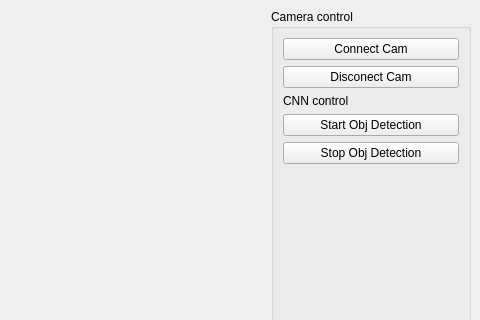
Old version of the form mainWindowSmir.ui in the repository rubiliks/CamViewer_Hikrobot_GiGE; both pictures show x 482 to 962 and y 0 to 320 of the 962 by 576 pixel window.
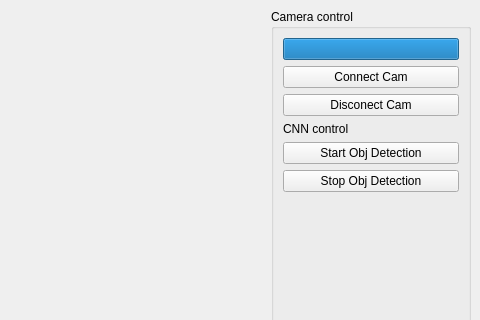
New version of the form.

Commit message: connect signal to buttom

```diff
--- a/mainWindowSmir.ui
+++ b/mainWindowSmir.ui
@@ -61,6 +61,28 @@
        <string>Camera control</string>
       </property>
       <layout class="QVBoxLayout" name="verticalLayout_2">
+       <item>
+        <widget class="QProgressBar" name="cameraStatusProgressBar">
+         <property name="value">
+          <number>100</number>
+         </property>
+         <property name="textVisible">
+          <bool>false</bool>
+         </property>
+         <property name="orientation">
+          <enum>Qt::Orientation::Horizontal</enum>
+         </property>
+         <property name="invertedAppearance">
+          <bool>false</bool>
+         </property>
+         <property name="textDirection">
+          <enum>QProgressBar::Direction::TopToBottom</enum>
+         </property>
+         <property name="format">
+          <string>%p%</string>
+         </property>
+        </widget>
+       </item>
        <item>
         <widget class="QPushButton" name="pushButtonConnectCam">
          <property name="text">
```
The commit also changes 1 other file.
